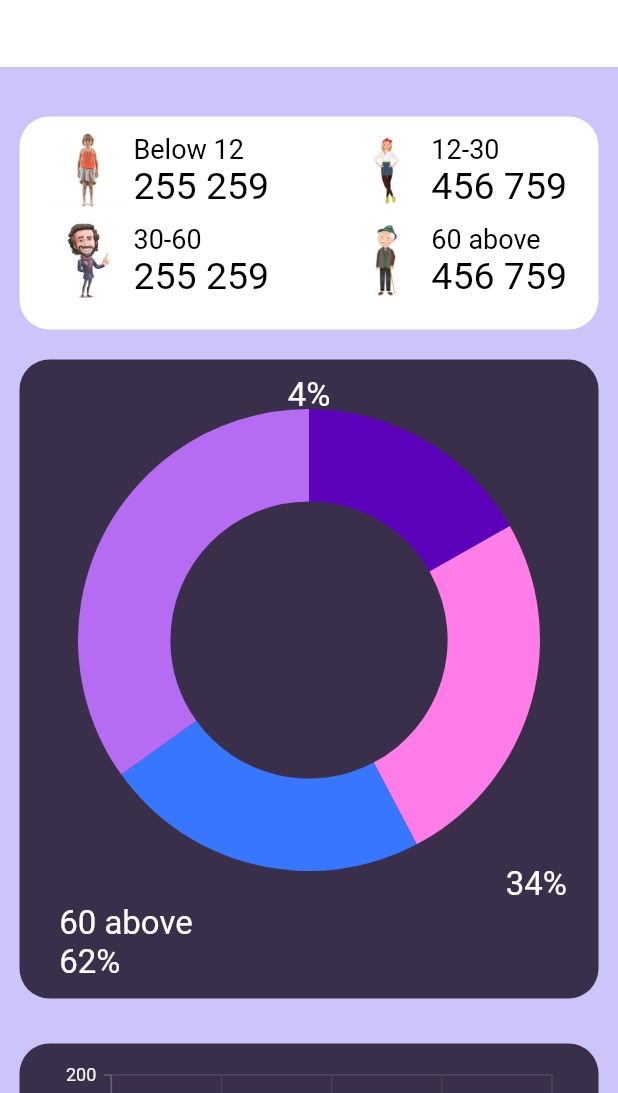
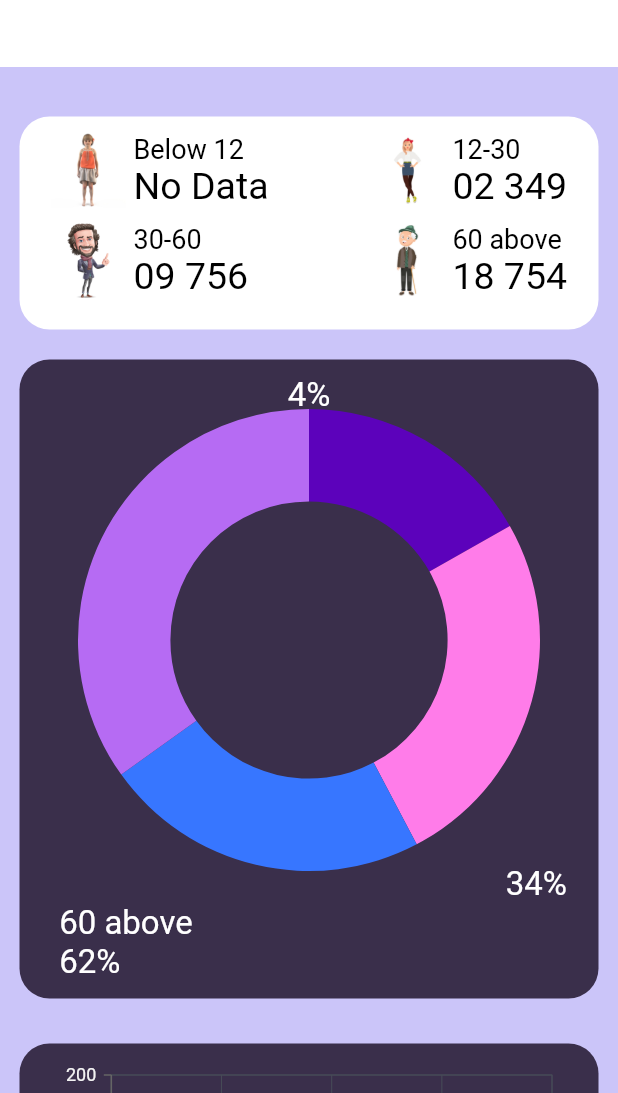
Before and after one commit to Rwishwajith/The-Shield, a Flutter app: the AgeGroupScreen screen opened directly, on a phone screen of 412 x 824 dp, the part 143-1236 px from its top. Run offline on Flutter 3.47's test engine with Material 2 defaults, Android fonts, the phone set to English and light mode, and no system bars; our stand-ins replace cloud_firestore, firebase_auth, firebase_core, fl_chart, flutter_rating_bar, font_awesome_flutter and 6 more; missing offline and left inert: flutter_facebook_auth, is_first_run; accounts and stored records are empty.

Commit message:
Updated Medical Assistance

```diff
--- a/the_shield/lib/main_menu/medical_assistance/habitual_changes.dart
+++ b/the_shield/lib/main_menu/medical_assistance/habitual_changes.dart
@@ -110,7 +110,7 @@ class _HabitualChangesScreenState extends State<HabitualChangesScreen> {
                 decoration: BoxDecoration(
                   color: Colors.white,
                   border: Border.all(color: Colors.white),
-                  borderRadius: BorderRadius.all(Radius.circular(50))),
+                  borderRadius: BorderRadius.all(Radius.circular(20))),
                 child: Column(
                   children: [
                     Padding(
--- a/the_shield/lib/main_menu/statistics/age_group.dart
+++ b/the_shield/lib/main_menu/statistics/age_group.dart
@@ -21,21 +21,21 @@ class _AgeGroupScreenState
   final AssetImage older = const AssetImage('assets/images/olderman02.jpg');
 
   final List<ChartData> chartData = [
-    ChartData('David', 25, Color.fromRGBO(92, 2, 187, 1.0)),
-    ChartData('Steve', 38, Color.fromRGBO(255, 124, 233, 1.0)),
-    ChartData('Jack', 34, Color.fromRGBO(55, 118, 255, 1.0)),
-    ChartData('Others', 52, Color.fromRGBO(182, 107, 243, 1.0))
+    ChartData('child', 25, Color.fromRGBO(92, 2, 187, 1.0)),
+    ChartData('young', 38, Color.fromRGBO(255, 124, 233, 1.0)),
+    ChartData('adult', 34, Color.fromRGBO(55, 118, 255, 1.0)),
+    ChartData('older', 52, Color.fromRGBO(182, 107, 243, 1.0))
   ];
 
   final List<ChartDataLine> chartDataLine = [
-    ChartDataLine('2010', 10, 40, 45, 50),
-    ChartDataLine('2011', 10, 20, 45, 50),
-    ChartDataLine('2012', 10, 40, 45, 50),
-    ChartDataLine('2013', 10, 40, 45, 50),
+    ChartDataLine('below 12', 10, 40, 45, 50),
+    ChartDataLine('12-30', 10, 20, 45, 50),
+    ChartDataLine('30-60', 10, 40, 45, 50),
+    ChartDataLine('above 60', 10, 40, 45, 50),
   ];
 
   final List<ChartDataBar> chartDataBar = [
-    ChartDataBar(2010, 35),
+    ChartDataBar(2010, 0),
     ChartDataBar(2011, 28),
     ChartDataBar(2012, 34),
     ChartDataBar(2013, 32),
@@ -111,7 +111,7 @@ class _AgeGroupScreenState
                                   Text('Below 12',
                                       style:
                                       TextStyle(color: Colors.black, fontSize: 18)),
-                                  Text('255 259',
+                                  Text('No Data',
                                       style:
                                       TextStyle(color: Colors.black, fontSize: 25)),
                                 ],
@@ -130,7 +130,7 @@ class _AgeGroupScreenState
                                   Text('12-30',
                                       style:
                                       TextStyle(color: Colors.black, fontSize: 18)),
-                                  Text('456 759',
+                                  Text('02 349',
                                       style:
                                       TextStyle(color: Colors.black, fontSize: 25)),
                                 ],
@@ -157,7 +157,7 @@ class _AgeGroupScreenState
                                   Text('30-60',
                                       style:
                                       TextStyle(color: Colors.black, fontSize: 18)),
-                                  Text('255 259',
+                                  Text('09 756',
                                       style:
                                       TextStyle(color: Colors.black, fontSize: 25)),
                                 ],
@@ -176,7 +176,7 @@ class _AgeGroupScreenState
                                   Text('60 above',
                                       style:
                                       TextStyle(color: Colors.black, fontSize: 18)),
-                                  Text('456 759',
+                                  Text('18 754',
                                       style:
                                       TextStyle(color: Colors.black, fontSize: 25)),
                                 ],
```
Also changed, not shown: the_shield/lib/main_menu/medical_assistance/book_appointment.dart (+15 -11 lines).
